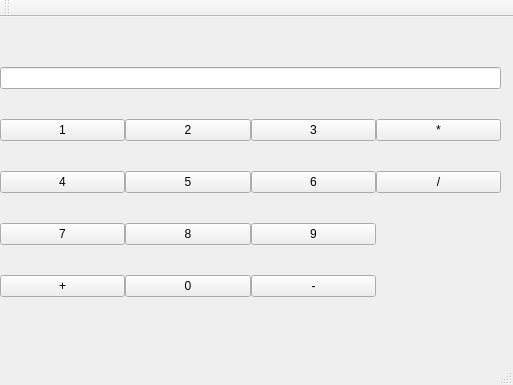
First picture: the form in mainwindow.ui, repository boorre96/calculator, before the edit.
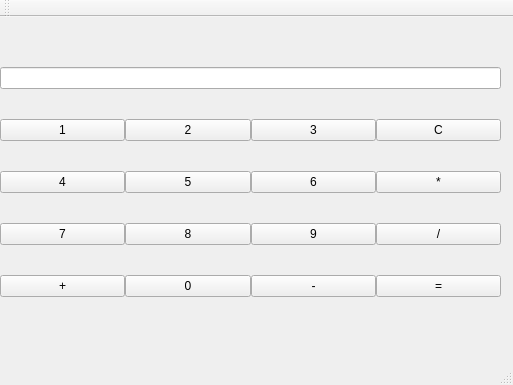
Second picture: the form after the edit.

Commit message: added clear and equal functions

Diff of the .ui file:
```diff
--- a/mainwindow.ui
+++ b/mainwindow.ui
@@ -40,16 +40,6 @@
        </property>
       </widget>
      </item>
-     <item row="2" column="3">
-      <widget class="QPushButton" name="DivisionButton">
-       <property name="enabled">
-        <bool>true</bool>
-       </property>
-       <property name="text">
-        <string>/</string>
-       </property>
-      </widget>
-     </item>
      <item row="4" column="2">
       <widget class="QPushButton" name="SubtractionButton">
        <property name="text">
@@ -57,13 +47,6 @@
        </property>
       </widget>
      </item>
-     <item row="1" column="3">
-      <widget class="QPushButton" name="MultiplikationButton">
-       <property name="text">
-        <string>*</string>
-       </property>
-      </widget>
-     </item>
      <item row="1" column="2">
       <widget class="QPushButton" name="Button3">
        <property name="text">
@@ -151,6 +134,37 @@
        </property>
       </widget>
      </item>
+     <item row="3" column="3">
+      <widget class="QPushButton" name="DivisionButton">
+       <property name="enabled">
+        <bool>true</bool>
+       </property>
+       <property name="text">
+        <string>/</string>
+       </property>
+      </widget>
+     </item>
+     <item row="2" column="3">
+      <widget class="QPushButton" name="MultiplikationButton">
+       <property name="text">
+        <string>*</string>
+       </property>
+      </widget>
+     </item>
+     <item row="1" column="3">
+      <widget class="QPushButton" name="ButtonClear">
+       <property name="text">
+        <string>C</string>
+       </property>
+      </widget>
+     </item>
+     <item row="4" column="3">
+      <widget class="QPushButton" name="ButtonEqual">
+       <property name="text">
+        <string>=</string>
+       </property>
+      </widget>
+     </item>
     </layout>
    </widget>
   </widget>
```
The commit also changes 5 other files.
